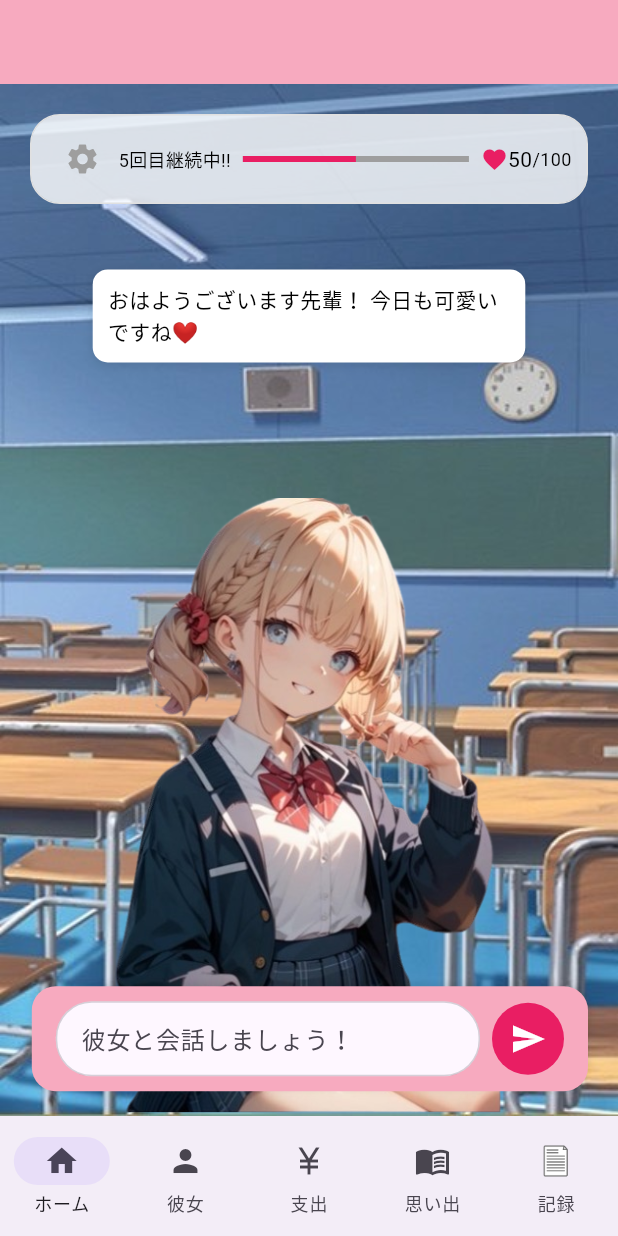
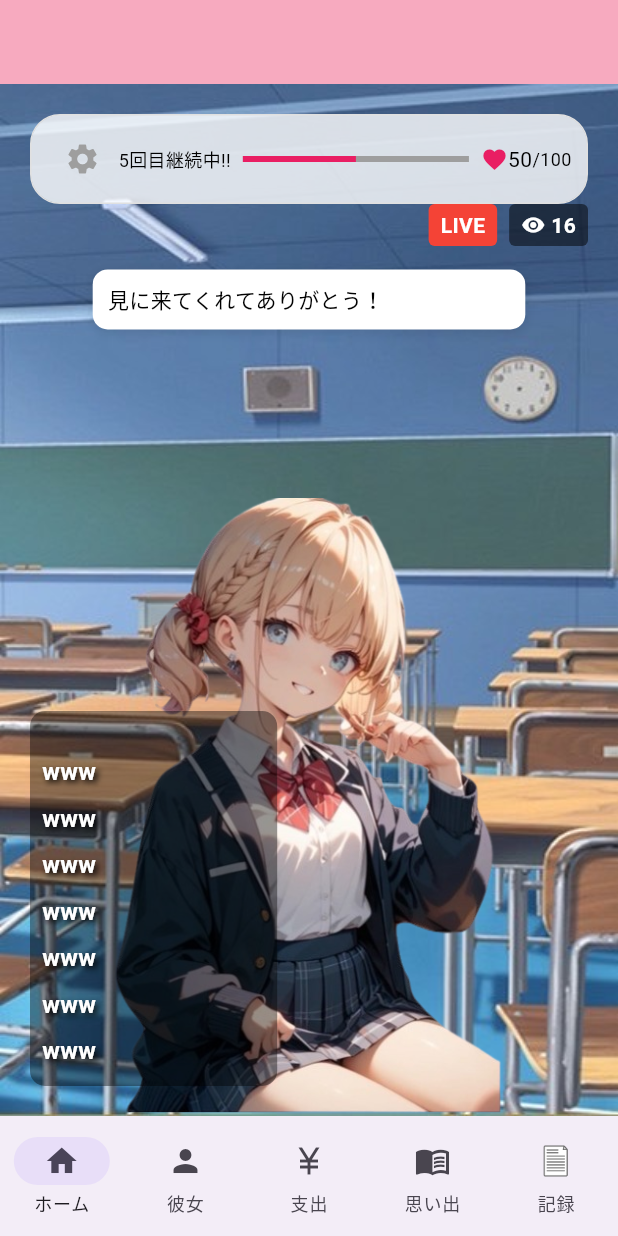
Before and after one commit to kuroda50/Saving-Girlfriend, a Flutter app: the screen it shows after launch, on a phone screen of 412 x 824 dp. Run offline on Flutter 3.47's test engine with Material 3 defaults, Android fonts, the phone set to English and light mode, and no system bars; our stand-ins replace device_preview, flutter_riverpod, go_router, shared_preferences.

Commit message:
ホーム画面にコメント機能を追加

```diff
--- a/lib/screen/home_screen.dart
+++ b/lib/screen/home_screen.dart
@@ -1,11 +1,9 @@
 import 'package:flutter/material.dart';
-import 'package:flutter/services.dart';
 import 'package:flutter_riverpod/flutter_riverpod.dart';
 import 'package:saving_girlfriend/constants/assets.dart';
 import '../constants/color.dart';
 import 'package:go_router/go_router.dart';
 import '../providers/home_screen_provider.dart';
-import 'package:intl/intl.dart';
 
 class HomeScreen extends ConsumerWidget {
   const HomeScreen({super.key});
@@ -13,27 +11,24 @@ class HomeScreen extends ConsumerWidget {
   @override
   Widget build(BuildContext context, WidgetRef ref) {
     final homeState = ref.watch(homeScreenProvider);
-    final girlfriendText = homeState.girlfriendText;
+    final comments = homeState.comments;
 
-    void handleSendMessage(String message, int amount) {
-      ref.read(homeScreenProvider.notifier).aiChat(message, amount);
-    }
+    // handleSendMessage と girlfriendText は不要なので削除
 
     return Scaffold(
       appBar: AppBar(
         backgroundColor: AppColors.secondary,
       ),
-      body: Column(
+      body: Stack( // bodyを直接Stackに変更
         children: [
-          Expanded(
-            child: Stack(
-              children: [
+          // 1. 背景画像
           Positioned.fill(
             child: Image.asset(
               AppAssets.backgroundClassroom,
               fit: BoxFit.cover,
             ),
           ),
+          // 2. キャラクター画像
           Positioned(
             bottom: 0,
             left: 0,
@@ -47,6 +42,56 @@ class HomeScreen extends ConsumerWidget {
               ),
             ),
           ),
+
+          // ★★★↓ LIVEバッジと視聴者数を追加 ↓★★★
+          Positioned(
+            top: 80,
+            right: 20,
+            child: Row(
+              children: [
+                // LIVEバッジ
+                Container(
+                  padding: const EdgeInsets.symmetric(horizontal: 8, vertical: 4),
+                  decoration: BoxDecoration(
+                    color: Colors.red,
+                    borderRadius: BorderRadius.circular(4),
+                  ),
+                  child: const Text(
+                    'LIVE',
+                    style: TextStyle(
+                      color: Colors.white,
+                      fontWeight: FontWeight.bold,
+                      fontSize: 14,
+                    ),
+                  ),
+                ),
+                const SizedBox(width: 8),
+                // 視聴者数
+                Container(
+                  padding: const EdgeInsets.symmetric(horizontal: 8, vertical: 4),
+                  decoration: BoxDecoration(
+                    color: Colors.black.withOpacity(0.5),
+                    borderRadius: BorderRadius.circular(4),
+                  ),
+                  child: Row(
+                    children: [
+                      const Icon(Icons.visibility, color: Colors.white, size: 16),
+                      const SizedBox(width: 4),
+                      Text(
+                        '${homeState.viewers}', // ★Providerから視聴者数を取得
+                        style: const TextStyle(
+                          color: Colors.white,
+                          fontWeight: FontWeight.bold,
+                        ),
+                      ),
+                    ],
+                  ),
+                ),
+              ],
+            ),
+          ),
+          // ★★★↑↑↑ 追加はここまで ↑↑↑★★★
+          // 3. 上部の情報バー（元のまま）
           Positioned(
             top: 20,
             left: 20,
@@ -63,14 +108,9 @@ class HomeScreen extends ConsumerWidget {
                 children: [
                   IconButton(
                     icon: const Icon(Icons.settings, color: AppColors.subIcon),
-                          onPressed: () {
-                            context.push('/home/settings');
-                          },
+                    onPressed: () => context.push('/home/settings'),
                   ),
-                        const Text(
-                          '5回目継続中!!',
-                          style: TextStyle(color: AppColors.mainText, fontSize: 12),
-                        ),
+                  const Text('5回目継続中!!', style: TextStyle(color: AppColors.mainText, fontSize: 12)),
                   const Expanded(
                     child: Padding(
                       padding: EdgeInsets.symmetric(horizontal: 8.0),
@@ -88,6 +128,7 @@ class HomeScreen extends ConsumerWidget {
               ),
             ),
           ),
+          // 4. 吹き出し（元のまま）
           Positioned(
             top: MediaQuery.of(context).size.height * 0.15,
             left: 0,
@@ -107,35 +148,51 @@ class HomeScreen extends ConsumerWidget {
                     ),
                   ],
                 ),
-                      child: Text(
-                        girlfriendText,
-                        style: const TextStyle(fontSize: 14, color: AppColors.mainText),
+                child: const Text(
+                  "見に来てくれてありがとう！", // ★固定テキストに変更
+                  style: TextStyle(fontSize: 14, color: AppColors.mainText),
                 ),
               ),
             ),
           ),
+
+          // ★★★↓ コメント表示エリアを追加 ↓★★★
+          // ★★★ コメント表示エリア ★★★
           Positioned(
-                  bottom: MediaQuery.of(context).size.height * 0.02,
-                  right: 20,
-                  child: Column(
-                    crossAxisAlignment: CrossAxisAlignment.end,
-                    children: [
-                      SizedBox(
-                        height: 70,
-                        width: MediaQuery.of(context).size.width * 0.9,
-                        child: ChatInputWidget(
-                          onSendMessage: (message) {
-                            handleSendMessage(message, 0);
-                          },
-                          hintText: '彼女と会話しましょう！',
-                          backgroundColor: AppColors.secondary,
-                          sendButtonColor: AppColors.primary,
+            bottom: 20,
+            left: 20,
+            child: Container( // ★Containerを追加
+              width: MediaQuery.of(context).size.width * 0.4,
+              height: 250,
+              padding: const EdgeInsets.all(8.0), // ★内側の余白を追加
+              decoration: BoxDecoration( // ★背景の装飾を設定
+                color: Colors.black.withOpacity(0.4), // ★黒で透明度40%
+                borderRadius: BorderRadius.circular(10), // ★角を丸くする
               ),
+              child: ListView.builder(
+                reverse: true,
+                itemCount: comments.length,
+                itemBuilder: (context, index) {
+                  return Padding(
+                    padding: const EdgeInsets.symmetric(vertical: 4.0),
+                    child: Text(
+                      comments[index],
+                      style: const TextStyle(
+                        color: Colors.white,
+                        fontSize: 16,
+                        fontWeight: FontWeight.bold,
+                        shadows: [
+                          Shadow(
+                            blurRadius: 5.0,
+                            color: Colors.black,
+                            offset: Offset(2.0, 2.0),
                           ),
                         ],
                       ),
                     ),
-              ],
+                  );
+                },
+              ),
             ),
           ),
         ],
@@ -143,105 +200,3 @@ class HomeScreen extends ConsumerWidget {
     );
   }
 }
-
-class ChatInputWidget extends StatefulWidget {
-  final Function(String) onSendMessage;
-  final String? hintText;
-  final Color? backgroundColor;
-  final Color? sendButtonColor;
-  final IconData? sendIcon;
-  const ChatInputWidget({
-    Key? key,
-    required this.onSendMessage,
-    this.hintText = 'メッセージを入力...',
-    this.backgroundColor,
-    this.sendButtonColor,
-    this.sendIcon = Icons.send,
-  }) : super(key: key);
-
-  @override
-  State<ChatInputWidget> createState() => _ChatInputWidgetState();
-}
-
-class _ChatInputWidgetState extends State<ChatInputWidget> {
-  final TextEditingController _textController = TextEditingController();
-  bool _isComposing = false;
-
-  @override
-  void dispose() {
-    _textController.dispose();
-    super.dispose();
-  }
-
-  void _handleSubmitted(String text) {
-    if (text.trim().isEmpty) return;
-    widget.onSendMessage(text.trim());
-    _textController.clear();
-    setState(() {
-      _isComposing = false;
-    });
-  }
-
-  @override
-  Widget build(BuildContext context) {
-    final theme = Theme.of(context);
-    return Container(
-      decoration: BoxDecoration(
-        borderRadius: const BorderRadius.all(Radius.circular(16)),
-        color: widget.backgroundColor ?? theme.colorScheme.surface,
-        boxShadow: const [
-          BoxShadow(
-            color: AppColors.shadow,
-            blurRadius: 4,
-            offset: Offset(0, -2),
-          ),
-        ],
-      ),
-      child: SafeArea(
-        child: Padding(
-          padding: const EdgeInsets.symmetric(horizontal: 16.0, vertical: 8.0),
-          child: Row(
-            children: [
-              Expanded(
-                child: Container(
-                  decoration: BoxDecoration(
-                    border: Border.all(color: theme.colorScheme.outline.withOpacity(0.3)),
-                    borderRadius: BorderRadius.circular(24.0),
-                    color: theme.colorScheme.background,
-                  ),
-                  child: TextField(
-                    controller: _textController,
-                    maxLines: 1,
-                    textInputAction: TextInputAction.send,
-                    decoration: InputDecoration(
-                      hintText: widget.hintText,
-                      border: InputBorder.none,
-                      contentPadding: const EdgeInsets.symmetric(horizontal: 16.0, vertical: 12.0),
-                    ),
-                    onChanged: (text) {
-                      setState(() {
-                        _isComposing = text.trim().isNotEmpty;
-                      });
-                    },
-                    onSubmitted: _handleSubmitted,
-                  ),
-                ),
-              ),
-              const SizedBox(width: 8.0),
-              Container(
-                decoration: const BoxDecoration(
-                  color: AppColors.primary,
-                  shape: BoxShape.circle,
-                ),
-                child: IconButton(
-                  onPressed: _isComposing ? () => _handleSubmitted(_textController.text) : null,
-                  icon: Icon(widget.sendIcon, color: AppColors.mainIcon),
-                ),
-              ),
-            ],
-          ),
-        ),
-      ),
-    );
-  }
-}
--- a/lib/screen/transaction_input_screen.dart
+++ b/lib/screen/transaction_input_screen.dart
@@ -75,9 +75,9 @@ class _TransactionInputScreenState
     try {
       await ref.read(tributeHistoryProvider.notifier).addTribute(newTribute);
 
-      ref
-          .read(homeScreenProvider.notifier)
-          .aiChat(_selectedCategory!, _isExpense ? -amount : amount);
+      //ref
+          //.read(homeScreenProvider.notifier)
+          //.aiChat(_selectedCategory!, _isExpense ? -amount : amount);
 
       // フォームをリセット
       _amountController.clear();
```
Also changed, not shown: lib/providers/home_screen_provider.dart (+55 -57 lines), pubspec.lock. Lines whose indentation alone changed are shown as unchanged.
